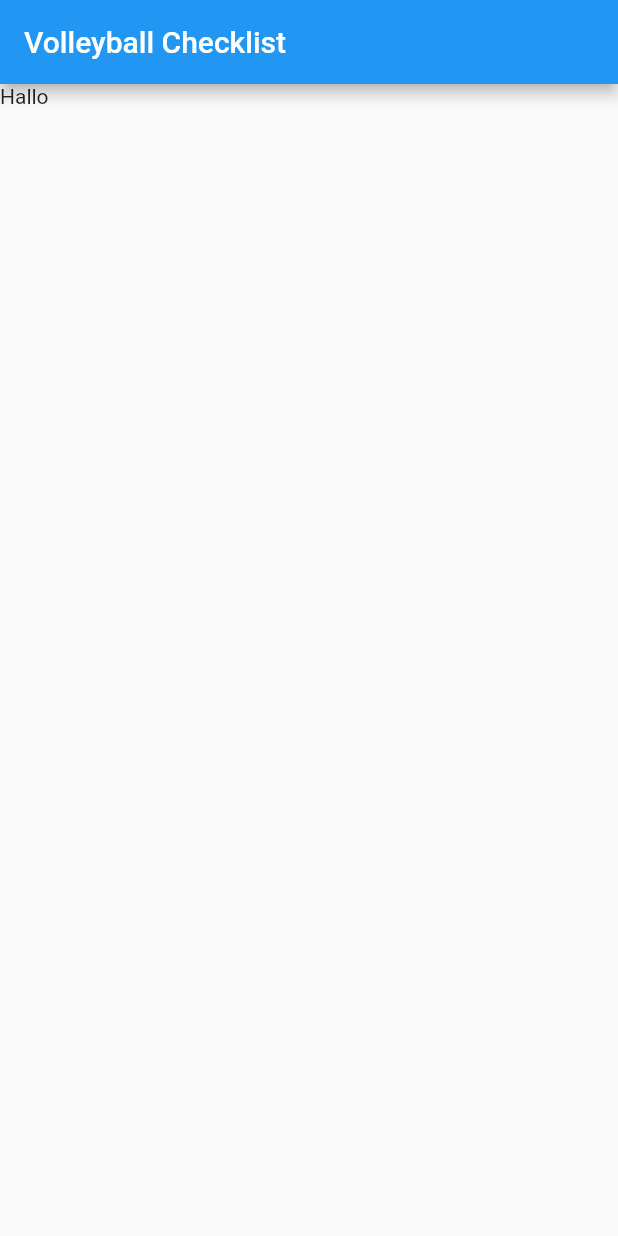
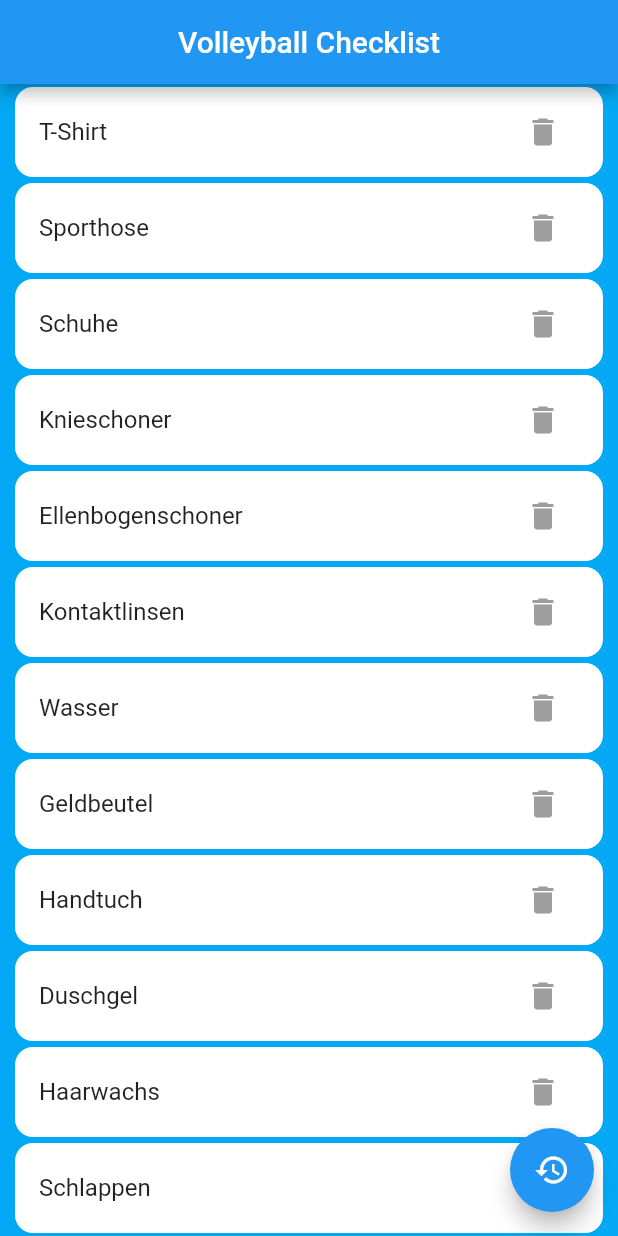
Before and after one commit to partypate/volleyball_checklist, a Flutter app: the screen it shows after launch, on a phone screen of 412 x 824 dp. Run offline on Flutter 3.47's test engine with Material 2 defaults, Android fonts, the phone set to English and light mode, and no system bars.

Commit message:
Implemented - List Items - Item Delete - Delete all Items
ToDo:
- Implement Reload list_items

```diff
--- /dev/null
+++ b/lib/data/list_items.dart
@@ -0,0 +1,23 @@
+import 'package:volleyball_checklist/model/list_item.dart';
+
+final List<ListItem> listItems = [
+  ListItem(
+      title: 'T-Shirt', category: 'Primärwäsche', location: 'Schlafzimmer'),
+  ListItem(
+      title: 'Sporthose', category: 'Primärwäsche', location: 'Schlafzimmer'),
+  ListItem(title: 'Schuhe', category: 'Primärwäsche', location: 'Windfang'),
+  ListItem(title: 'Knieschoner', category: 'Schutz', location: 'Windfang'),
+  ListItem(
+      title: 'Ellenbogenschoner', category: 'Schutz', location: 'Windfang'),
+  ListItem(title: 'Kontaktlinsen', category: 'Support', location: 'Bad'),
+  ListItem(title: 'Wasser', category: 'Support', location: 'Küche'),
+  ListItem(title: 'Geldbeutel', category: 'Support', location: 'Windfang'),
+  ListItem(title: 'Handtuch', category: 'Duschen', location: 'Bad'),
+  ListItem(title: 'Duschgel', category: 'Duschen', location: 'Bad'),
+  ListItem(title: 'Haarwachs', category: 'Duschen', location: 'Bad'),
+  ListItem(title: 'Schlappen', category: 'Duschen', location: 'Windfang'),
+  ListItem(
+      title: 'Unterhose', category: 'Wechselwäsche', location: 'Schlafzimmer'),
+  ListItem(
+      title: 'Socken', category: 'Wechselwäsche', location: 'Schlafzimmer'),
+];
--- a/lib/main.dart
+++ b/lib/main.dart
@@ -1,4 +1,7 @@
 import 'package:flutter/material.dart';
+import 'package:volleyball_checklist/model/list_item.dart';
+import 'package:volleyball_checklist/data/list_items.dart';
+import 'package:volleyball_checklist/widget/list_item_widget.dart';
 
 void main() {
   runApp(const MyApp());
@@ -15,6 +18,7 @@ class MyApp extends StatelessWidget {
       theme: ThemeData(
         // This is the theme of your application.
         primarySwatch: Colors.blue,
+        backgroundColor: Colors.blueGrey,
       ),
       home: const MyHomePage(title: 'Volleyball Checklist'),
     );
@@ -31,13 +35,53 @@ class MyHomePage extends StatefulWidget {
 }
 
 class _MyHomePageState extends State<MyHomePage> {
+  final listKey = GlobalKey<AnimatedListState>();
+  final List<ListItem> items = List.from(listItems);
+
   @override
   Widget build(BuildContext context) {
+    void removeItem(int index) {
+      final removeItem = items[index];
+      items.removeAt(index);
+      listKey.currentState!.removeItem(
+        index,
+        (context, animation) => ListItemWidget(
+          item: removeItem,
+          animation: animation,
+          onClicked: () {},
+        ),
+      );
+    }
+
+    void removeAllItems() {
+      for (var i = 0; i < items.length;) {
+        removeItem(i);
+      }
+    }
+
     return Scaffold(
       appBar: AppBar(
         title: Text(widget.title),
+        centerTitle: true,
       ),
-      body: Text("Hallo"),
+      body: Container(
+        color: Colors.lightBlue,
+        child: AnimatedList(
+          key: listKey,
+          initialItemCount: items.length,
+          itemBuilder: (context, index, animation) => ListItemWidget(
+            item: items[index],
+            animation: animation,
+            onClicked: () => removeItem(index),
+          ),
+        ),
+      ),
+      floatingActionButton: FloatingActionButton(
+        child: Icon(Icons.restore),
+        onPressed: () {
+          removeAllItems();
+        },
+      ),
     );
   }
 }
--- /dev/null
+++ b/lib/model/list_item.dart
@@ -0,0 +1,11 @@
+class ListItem {
+  final String title;
+  final String location;
+  final String category;
+
+  const ListItem({
+    required this.title,
+    required this.category,
+    required this.location,
+  });
+}
--- /dev/null
+++ b/lib/widget/list_item_widget.dart
@@ -0,0 +1,43 @@
+import 'package:flutter/material.dart';
+import 'package:volleyball_checklist/model/list_item.dart';
+
+class ListItemWidget extends StatelessWidget {
+  final ListItem item;
+  final Animation<double> animation;
+  final VoidCallback? onClicked;
+
+  const ListItemWidget({
+    required this.item,
+    required this.animation,
+    required this.onClicked,
+    Key? key,
+  }) : super(key: key);
+
+  @override
+  Widget build(BuildContext context) => SizeTransition(
+        sizeFactor: animation,
+        child: buildItem(),
+      );
+
+  Widget buildItem() => Container(
+        margin: EdgeInsets.fromLTRB(10, 2, 10, 2),
+        decoration: BoxDecoration(
+            borderRadius: BorderRadius.circular(12),
+            color: Colors.white,
+            border: Border.symmetric()),
+        child: ListTile(
+          contentPadding: EdgeInsets.fromLTRB(16, 2, 16, 2),
+          trailing: IconButton(
+            icon: Icon(
+              Icons.delete,
+              color: Colors.grey,
+              size: 24,
+            ),
+            onPressed: onClicked,
+          ),
+          title: Text(
+            item.title,
+          ),
+        ),
+      );
+}
```
